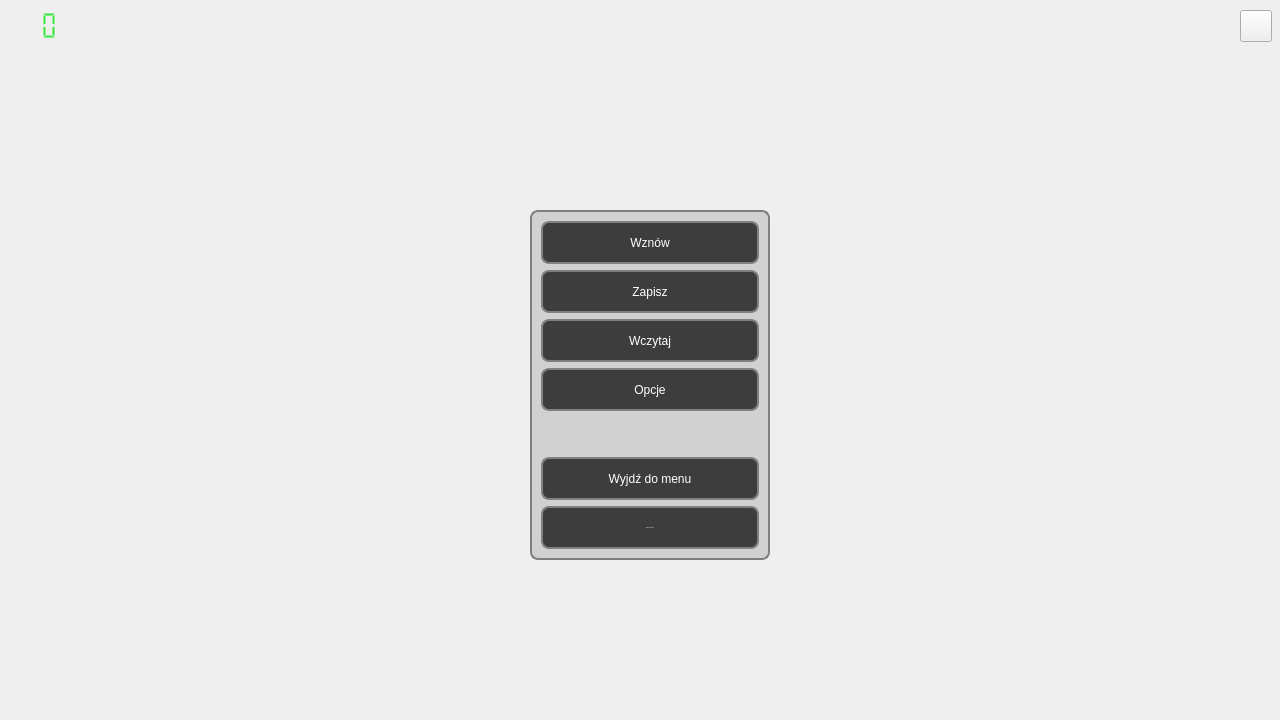
First picture: the form in interface/hud.ui, repository StylishTriangles/Aurora, before the edit.
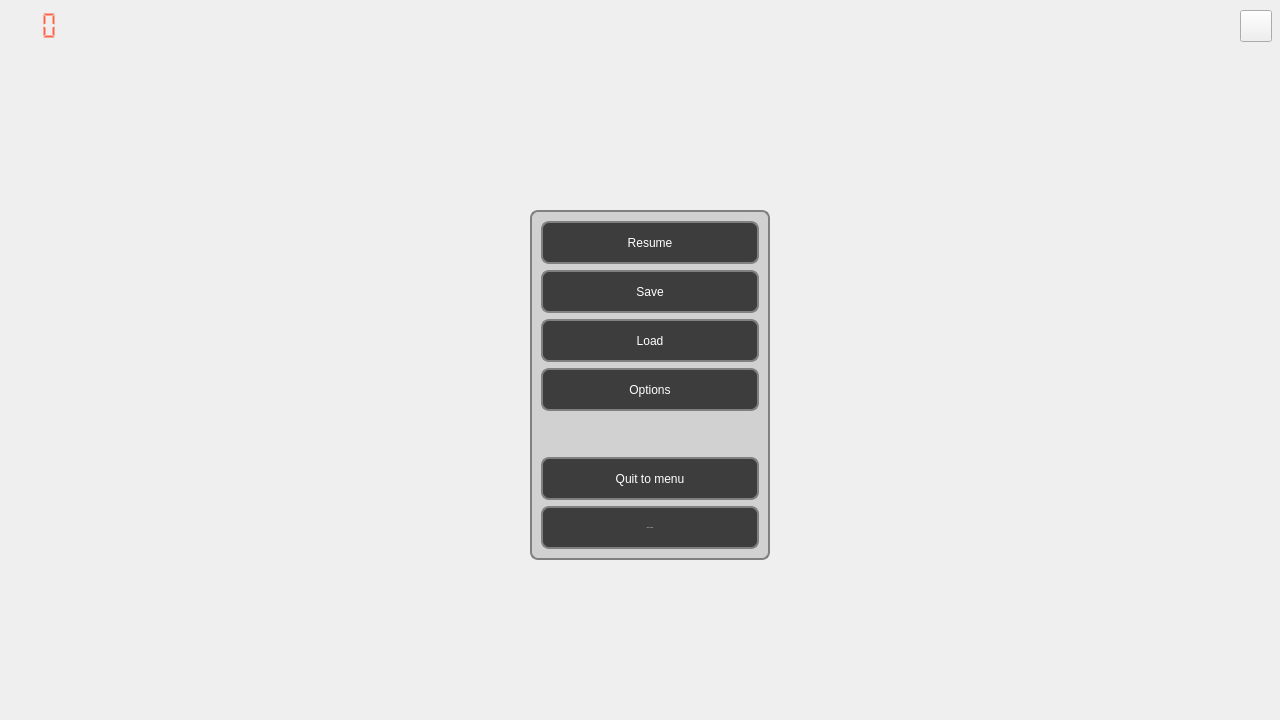
Second picture: the form after the edit. Icons and pictures are not drawn.

Commit message:
Prettier menus + FileOps
Added:
+ fileops for file operation functions
+ dynamic background in mainwindow
+ Game now loads settings from file
Changes:
= includes in game.h are now in alphabetical order
= configuration I/O moved to "fileops"

Patch:
```diff
--- a/interface/hud.ui
+++ b/interface/hud.ui
@@ -45,10 +45,10 @@
      <active>
       <colorrole role="WindowText">
        <brush brushstyle="SolidPattern">
-        <color alpha="200">
-         <red>0</red>
-         <green>227</green>
-         <blue>7</blue>
+        <color alpha="255">
+         <red>255</red>
+         <green>99</green>
+         <blue>71</blue>
         </color>
        </brush>
       </colorrole>
@@ -100,9 +100,9 @@
       <colorrole role="Text">
        <brush brushstyle="SolidPattern">
         <color alpha="255">
-         <red>0</red>
-         <green>0</green>
-         <blue>0</blue>
+         <red>255</red>
+         <green>99</green>
+         <blue>71</blue>
         </color>
        </brush>
       </colorrole>
@@ -118,9 +118,9 @@
       <colorrole role="ButtonText">
        <brush brushstyle="SolidPattern">
         <color alpha="255">
-         <red>0</red>
-         <green>0</green>
-         <blue>0</blue>
+         <red>255</red>
+         <green>99</green>
+         <blue>71</blue>
         </color>
        </brush>
       </colorrole>
@@ -182,10 +182,10 @@
      <inactive>
       <colorrole role="WindowText">
        <brush brushstyle="SolidPattern">
-        <color alpha="200">
-         <red>0</red>
-         <green>227</green>
-         <blue>7</blue>
+        <color alpha="255">
+         <red>255</red>
+         <green>99</green>
+         <blue>71</blue>
         </color>
        </brush>
       </colorrole>
@@ -237,9 +237,9 @@
       <colorrole role="Text">
        <brush brushstyle="SolidPattern">
         <color alpha="255">
-         <red>0</red>
-         <green>0</green>
-         <blue>0</blue>
+         <red>255</red>
+         <green>99</green>
+         <blue>71</blue>
         </color>
        </brush>
       </colorrole>
@@ -255,9 +255,9 @@
       <colorrole role="ButtonText">
        <brush brushstyle="SolidPattern">
         <color alpha="255">
-         <red>0</red>
-         <green>0</green>
-         <blue>0</blue>
+         <red>255</red>
+         <green>99</green>
+         <blue>71</blue>
         </color>
        </brush>
       </colorrole>
@@ -319,10 +319,10 @@
      <disabled>
       <colorrole role="WindowText">
        <brush brushstyle="SolidPattern">
-        <color alpha="0">
-         <red>127</red>
-         <green>0</green>
-         <blue>0</blue>
+        <color alpha="255">
+         <red>255</red>
+         <green>99</green>
+         <blue>71</blue>
         </color>
        </brush>
       </colorrole>
@@ -373,10 +373,10 @@
       </colorrole>
       <colorrole role="Text">
        <brush brushstyle="SolidPattern">
-        <color alpha="0">
-         <red>127</red>
-         <green>0</green>
-         <blue>0</blue>
+        <color alpha="255">
+         <red>255</red>
+         <green>99</green>
+         <blue>71</blue>
         </color>
        </brush>
       </colorrole>
@@ -391,10 +391,10 @@
       </colorrole>
       <colorrole role="ButtonText">
        <brush brushstyle="SolidPattern">
-        <color alpha="0">
-         <red>127</red>
-         <green>0</green>
-         <blue>0</blue>
+        <color alpha="255">
+         <red>255</red>
+         <green>99</green>
+         <blue>71</blue>
         </color>
        </brush>
       </colorrole>
@@ -455,6 +455,9 @@
      </disabled>
     </palette>
    </property>
+   <property name="styleSheet">
+    <string notr="true">color: Tomato;</string>
+   </property>
    <property name="digitCount">
     <number>3</number>
    </property>
@@ -552,7 +555,7 @@
        <bool>false</bool>
       </property>
       <property name="text">
-       <string>Wznów</string>
+       <string>Resume</string>
       </property>
       <property name="checkable">
        <bool>false</bool>
@@ -583,7 +586,7 @@
        </font>
       </property>
       <property name="text">
-       <string>Wyjdź do systemu</string>
+       <string>Quit to system</string>
       </property>
      </widget>
     </item>
@@ -596,7 +599,7 @@
        </sizepolicy>
       </property>
       <property name="text">
-       <string>Wyjdź do menu</string>
+       <string>Quit to menu</string>
       </property>
      </widget>
     </item>
@@ -625,7 +628,7 @@
        </sizepolicy>
       </property>
       <property name="text">
-       <string>Wczytaj</string>
+       <string>Load</string>
       </property>
      </widget>
     </item>
@@ -638,7 +641,7 @@
        </sizepolicy>
       </property>
       <property name="text">
-       <string>Opcje</string>
+       <string>Options</string>
       </property>
      </widget>
     </item>
@@ -651,7 +654,7 @@
        </sizepolicy>
       </property>
       <property name="text">
-       <string>Zapisz</string>
+       <string>Save</string>
       </property>
      </widget>
     </item>
```
Left out of the diff: 2 changed lines with no effect on the pictures. The commit also changes 11 other files.
